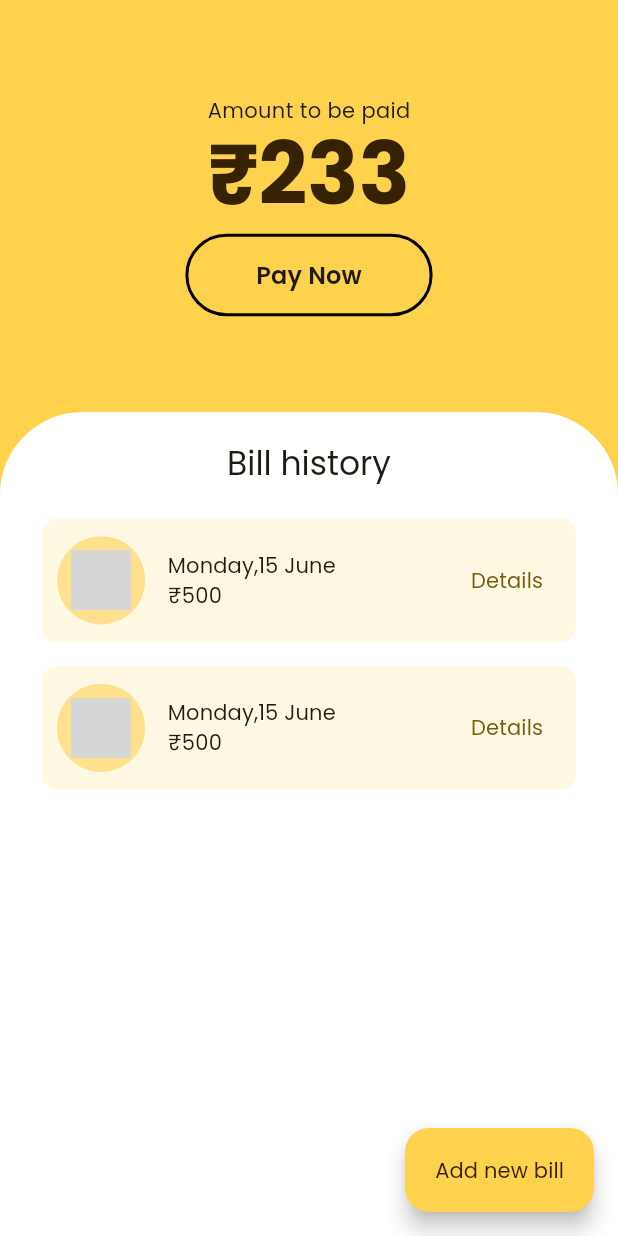
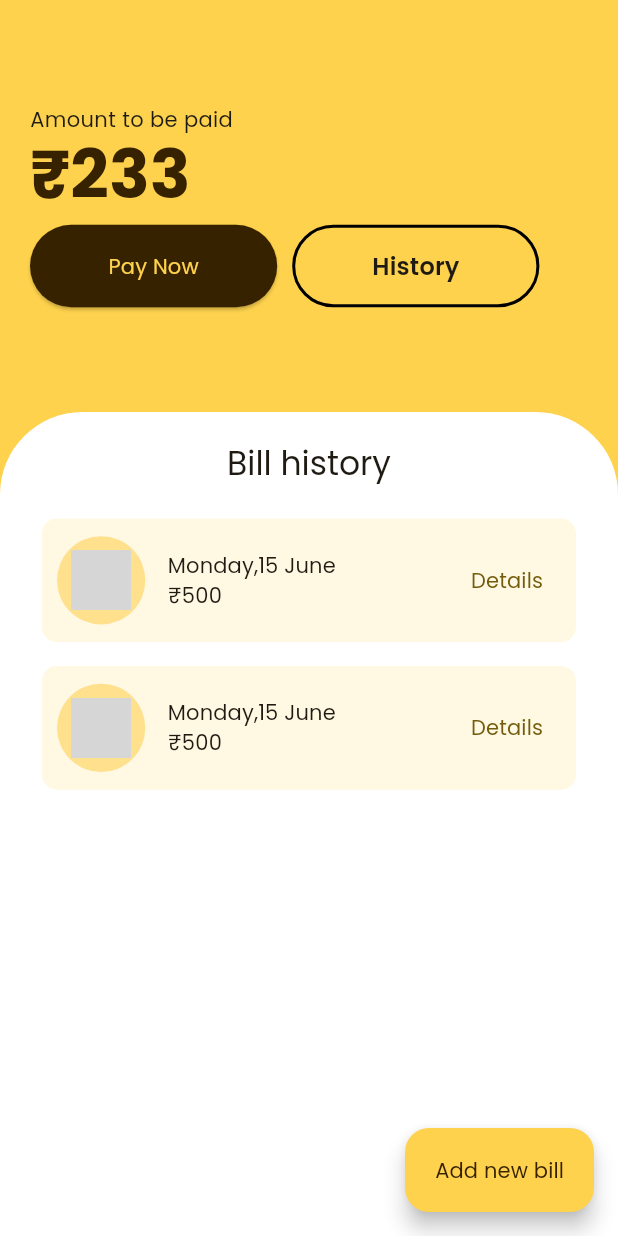
Before and after one commit to Abhirag-pn/foodtrack, a Flutter app: the HomeScreen screen opened directly, on a phone screen of 412 x 824 dp. Run offline on Flutter 3.47's test engine with Material 3 defaults, Android fonts, the phone set to English and light mode, and no system bars; our stand-ins replace firebase_core, flutter_svg; accounts and stored records are empty; network calls fail; grey boxes are pictures that could not be loaded.

Commit message:
Fixed AddScreen Homescreen Updations included

```diff
--- a/lib/constants/colors.dart
+++ b/lib/constants/colors.dart
@@ -4,4 +4,4 @@ Color bgcolor = const Color(0xFFFFFFFF);
 Color primary = const Color(0xFFfed24d);
 Color onprimary = const Color(0xFF372200);
 Color secondary = const Color(0xFFfff9e3);
-Color third = Color.fromARGB(255, 223, 223, 213);
+Color third = const Color.fromARGB(255, 223, 223, 213);
--- a/lib/models/billmodel.dart
+++ b/lib/models/billmodel.dart
@@ -1,4 +1,3 @@
-import 'package:flutter/gestures.dart';
 
 import 'foodmodel.dart';
 
--- a/lib/ui/screens/homescreen.dart
+++ b/lib/ui/screens/homescreen.dart
@@ -1,6 +1,4 @@
-import 'package:flutter/cupertino.dart';
 import 'package:flutter/material.dart';
-import 'package:flutter/widgets.dart';
 import 'package:foodtrack/constants/colors.dart';
 
 import '../widgets/billtile.dart';
@@ -11,6 +9,7 @@ class HomeScreen extends StatelessWidget {
   @override
   Widget build(BuildContext context) {
     return Scaffold(
+
       floatingActionButton: FloatingActionButton.extended(
         backgroundColor: primary,
         foregroundColor: onprimary,
@@ -20,25 +19,56 @@ class HomeScreen extends StatelessWidget {
       backgroundColor: primary,
       body: Column(
         children: [
-          SizedBox(
+          Padding(
+            padding: const EdgeInsets.symmetric(horizontal: 20.0),
+            child: SizedBox(
+              width: MediaQuery.of(context).size.width,
               height: MediaQuery.of(context).size.height / 3,
               child: Column(
+                crossAxisAlignment: CrossAxisAlignment.start,
                 children: [
                   const Spacer(),
                   const Text("Amount to be paid"),
                   Text(
                     "₹233",
-                  style: Theme.of(context)
-                      .textTheme
-                      .displayLarge!
-                      .copyWith(color: onprimary, fontWeight: FontWeight.bold),
+                    style: Theme.of(context).textTheme.displayMedium!.copyWith(
+                        color: onprimary, fontWeight: FontWeight.bold),
                   ),
                   const SizedBox(
                     height: 8,
                   ),
-                OutlinedButton(onPressed: () {}, child:  Text("Pay Now",style: Theme.of(context).textTheme.titleMedium!.copyWith(fontWeight: FontWeight.w600),)),
+                  Row(
+
+                    children: [
+                      SizedBox(
+
+                          child: ElevatedButton(
+                            onPressed: () {},
+                            child: Text("Pay Now"),
+                            style: ElevatedButton.styleFrom(
+                              shape: RoundedRectangleBorder(
+                borderRadius: BorderRadius.circular(
+                    MediaQuery.of(context).size.height / 10),
+              ),
+                              minimumSize: Size(MediaQuery.of(context).size.width/2.5, MediaQuery.of(context).size.height/15),
+                              backgroundColor: onprimary,
+                                foregroundColor: primary),
+                          )),
+                          SizedBox(width: 10,),
+                      OutlinedButton(
+                          onPressed: () {},
+                          child: Text(
+                            "History",
+                            style: Theme.of(context)
+                                .textTheme
+                                .titleMedium!
+                                .copyWith(fontWeight: FontWeight.w600),
+                          )),
+                    ],
+                  ),
                   const Spacer()
                 ],
+              ),
             ),
           ),
           Expanded(
@@ -58,20 +88,33 @@ class HomeScreen extends StatelessWidget {
               child: Column(
                 crossAxisAlignment: CrossAxisAlignment.start,
                 children: [
-                  const SizedBox(height: 20,),
+                  const SizedBox(
+                    height: 20,
+                  ),
                   Align(
                     alignment: Alignment.topCenter,
                     child: Text(
                       'Bill history',
-                      style: Theme.of(context).textTheme.titleLarge!.copyWith(fontWeight: FontWeight.w500),
+                      style: Theme.of(context)
+                          .textTheme
+                          .titleLarge!
+                          .copyWith(fontWeight: FontWeight.w500),
                     ),
                   ),
                   Expanded(
                     child: ListView(
-                      padding: const EdgeInsets.only(top: 15,bottom: 15),
-                      children: [
-                      BillTile(title: "Monday,15 June", subtitle: "₹500", img: "https://static.vecteezy.com/system/resources/previews/025/268/632/non_2x/chicken-makhani-with-ai-generated-free-png.png"),
-                       BillTile(title: "Monday,15 June", subtitle: "₹500", img: "https://static.vecteezy.com/system/resources/previews/025/268/632/non_2x/chicken-makhani-with-ai-generated-free-png.png")
+                      padding: const EdgeInsets.only(top: 15, bottom: 15),
+                      children: const [
+                        BillTile(
+                            title: "Monday,15 June",
+                            subtitle: "₹500",
+                            img:
+                                "https://static.vecteezy.com/system/resources/previews/025/268/632/non_2x/chicken-makhani-with-ai-generated-free-png.png"),
+                        BillTile(
+                            title: "Monday,15 June",
+                            subtitle: "₹500",
+                            img:
+                                "https://static.vecteezy.com/system/resources/previews/025/268/632/non_2x/chicken-makhani-with-ai-generated-free-png.png")
                       ],
                     ),
                   ),
--- a/lib/ui/screens/signinscreen.dart
+++ b/lib/ui/screens/signinscreen.dart
@@ -1,6 +1,4 @@
 import 'package:flutter/material.dart';
-import 'package:flutter_svg/svg.dart';
-import 'package:foodtrack/constants/colors.dart';
 import 'package:foodtrack/ui/widgets/authfooter.dart';
 
 import '../widgets/authheader.dart';
@@ -45,7 +43,7 @@ class SignUpScreen extends StatelessWidget {
               height: 20,
             ),
             const Spacer(),
-           AuthFooter(text1: "Already have an account ? ", text2: "Login"),
+           const AuthFooter(text1: "Already have an account ? ", text2: "Login"),
             const SizedBox(
               height: 10,
             )
--- a/lib/ui/widgets/authfooter.dart
+++ b/lib/ui/widgets/authfooter.dart
@@ -1,5 +1,4 @@
 import 'package:flutter/material.dart';
-import 'package:flutter/widgets.dart';
 import 'package:foodtrack/constants/colors.dart';
 
 class AuthFooter extends StatelessWidget {
--- a/lib/ui/widgets/customtextfeild.dart
+++ b/lib/ui/widgets/customtextfeild.dart
@@ -1,5 +1,4 @@
 import 'package:flutter/material.dart';
-import 'package:flutter/widgets.dart';
 
 enum FeildType { normal, password,search }
 
```
Also changed, not shown: lib/main.dart (+9 -5 lines), lib/ui/screens/addfood.dart (+9 -11 lines), lib/ui/screens/loginscreen.dart (+2 -5 lines), lib/ui/widgets/foodtile.dart (+2 -14 lines), lib/ui/widgets/incrementer.dart (added, +26 -0 lines), pubspec.lock, 2 other files. Lines whose indentation alone changed are shown as unchanged.
